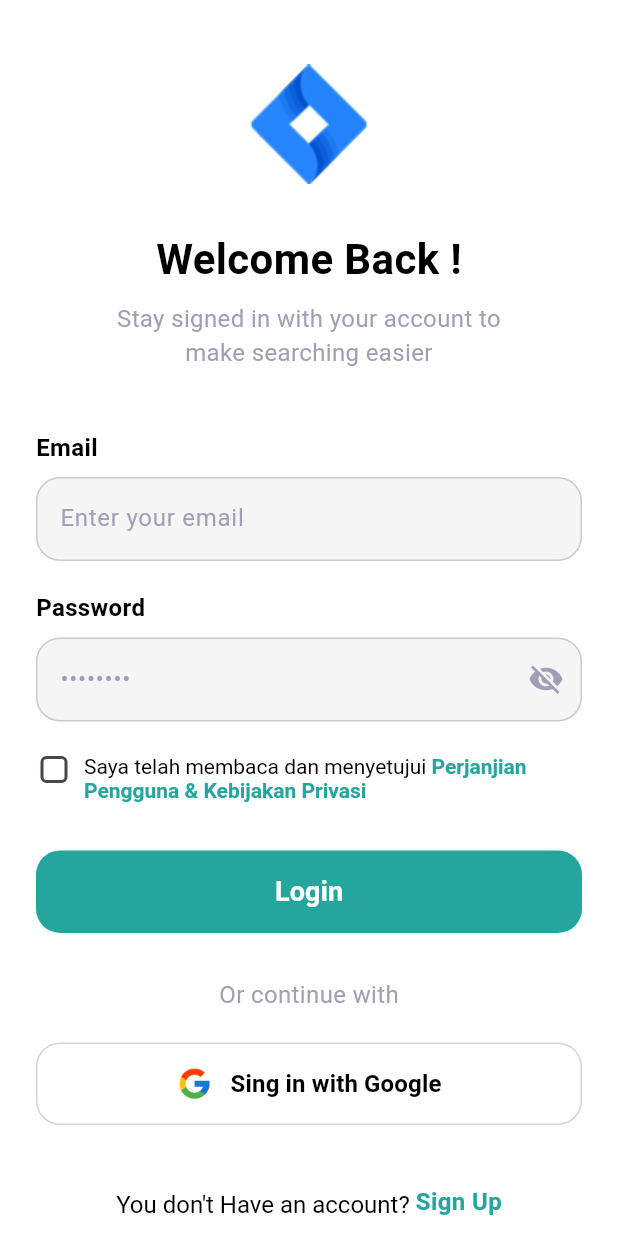
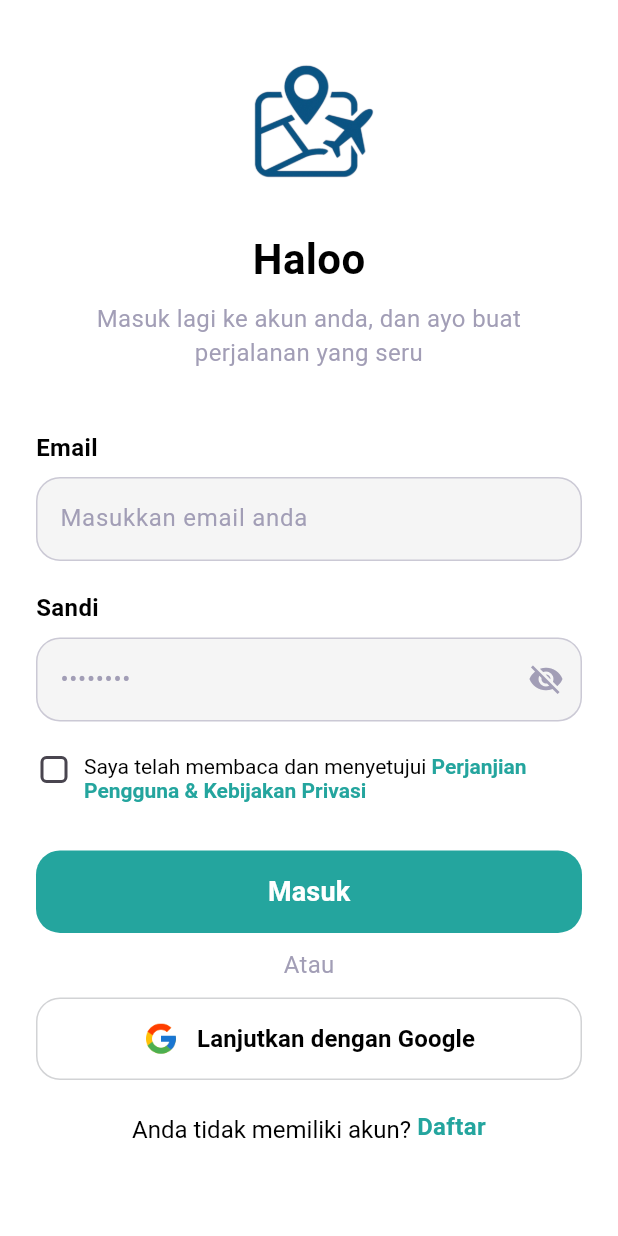
Before and after one commit to BEKUP-CAPSTONE/Traveljoy, a Flutter app: the LoginScreen screen opened by its route, on a phone screen of 412 x 824 dp. Run offline on Flutter 3.47's test engine with Material 3 defaults, Android fonts, the phone set to English and light mode, and no system bars; our stand-ins replace go_router, google_sign_in, shared_preferences, supabase_flutter, webview_flutter; accounts and stored records are empty; statements that could not run were skipped.

```diff
--- a/lib/core/router.dart
+++ b/lib/core/router.dart
@@ -4,6 +4,7 @@ import 'package:traveljoy/providers/auth_provider.dart';
 import 'package:traveljoy/providers/onboarding_provider.dart';
 import 'package:traveljoy/screens/auth/login_screen.dart';
 import 'package:traveljoy/screens/auth/register_screen.dart';
+import 'package:traveljoy/screens/auth/terms_screen.dart';
 import 'package:traveljoy/screens/favorite/favorite_screen.dart';
 import 'package:traveljoy/screens/home/daerah_screen.dart';
 import 'package:traveljoy/screens/home/wisata_daerah_screen.dart';
@@ -23,6 +24,7 @@ class AppRouter {
         GoRoute(path: '/onboarding', builder: (context, state) => const OnboardingScreen()),
         GoRoute(path: '/login', builder: (context, state) => const LoginScreen()),
         GoRoute(path: '/register', builder: (context, state) => const RegisterScreen()),
+        GoRoute(path: '/terms',builder: (context, state) => const TermsScreen()),
         GoRoute(path: '/daerah', builder: (context, state) => const DaerahScreen()),
         GoRoute(path: '/wisata-daerah/:id',
           builder: (context, state) {
--- a/lib/main.dart
+++ b/lib/main.dart
@@ -3,6 +3,7 @@ import 'package:supabase_flutter/supabase_flutter.dart';
 import 'package:provider/provider.dart';
 import 'package:traveljoy/providers/auth_provider.dart';
 import 'package:traveljoy/providers/onboarding_provider.dart';
+import 'package:traveljoy/theme/app_theme.dart';
 import 'core/router.dart';
 import 'providers/wisata_provider.dart';
 import 'providers/itinerary_provider.dart';
@@ -52,6 +53,8 @@ class MyApp extends StatelessWidget {
           return MaterialApp.router(
             debugShowCheckedModeBanner: false,
             routerConfig: router,
+            darkTheme: AppTheme.lightTheme,
+            themeMode: ThemeMode.light,
           );
         },
       ),
--- a/lib/screens/auth/login_screen.dart
+++ b/lib/screens/auth/login_screen.dart
@@ -21,10 +21,7 @@ class _LoginPageState extends State<LoginScreen> {
 
   final OutlineInputBorder _inputBorderStyle = OutlineInputBorder(
     borderRadius: BorderRadius.circular(16),
-    borderSide: BorderSide(
-      color: kHintColor.withOpacity(0.5),
-      width: 1.0,
-    ),
+    borderSide: BorderSide(color: kHintColor.withOpacity(0.5), width: 1.0),
   );
 
   @override
@@ -76,21 +73,24 @@ class _LoginPageState extends State<LoginScreen> {
                   padding: const EdgeInsets.only(top: 10),
                   child: Text(
                     authProvider.errorMessage!,
-                    style: TextStyle(color: kAccentRed, fontWeight: FontWeight.bold),
+                    style: TextStyle(
+                      color: kAccentRed,
+                      fontWeight: FontWeight.bold,
+                    ),
                     textAlign: TextAlign.center,
                   ),
                 ),
 
-              const SizedBox(height: 30),
+              const SizedBox(height: 10),
 
               // Teks "Or continue with"
               _buildOrContinueWithText(),
-              const SizedBox(height: 20),
+              const SizedBox(height: 10),
 
               // Ikon Google Login
               _buildGoogleSignInButton(context),
 
-              const SizedBox(height: 40),
+              const SizedBox(height: 20),
 
               // Tautan Sign Up
               _buildSignUpText(context),
@@ -104,7 +104,7 @@ class _LoginPageState extends State<LoginScreen> {
   Widget _buildMainIcon() {
     return Center(
       child: Image.asset(
-        'assets/images/logo.png',
+        'assets/images/logo_full.png',
         width: 100,
         height: 100,
       ),
@@ -115,7 +115,7 @@ class _LoginPageState extends State<LoginScreen> {
     return Column(
       children: [
         const Text(
-          'Welcome Back !',
+          'Haloo',
           style: TextStyle(
             fontSize: 28,
             fontWeight: FontWeight.bold,
@@ -124,12 +124,9 @@ class _LoginPageState extends State<LoginScreen> {
         ),
         const SizedBox(height: 8),
         Text(
-          'Stay signed in with your account to\nmake searching easier',
+          'Masuk lagi ke akun anda, dan ayo buat perjalanan yang seru',
           textAlign: TextAlign.center,
-          style: TextStyle(
-            fontSize: 16,
-            color: kHintColor,
-          ),
+          style: TextStyle(fontSize: 16, color: kHintColor),
         ),
       ],
     );
@@ -153,7 +150,7 @@ class _LoginPageState extends State<LoginScreen> {
           keyboardType: TextInputType.emailAddress,
           style: const TextStyle(color: kBlack),
           decoration: InputDecoration(
-            hintText: 'Enter your email',
+            hintText: 'Masukkan email anda',
             hintStyle: TextStyle(color: kHintColor),
             filled: true,
             fillColor: const Color(0xFFF5F5F5),
@@ -171,7 +168,7 @@ class _LoginPageState extends State<LoginScreen> {
       crossAxisAlignment: CrossAxisAlignment.start,
       children: [
         const Text(
-          'Password',
+          'Sandi',
           style: TextStyle(
             fontWeight: FontWeight.bold,
             fontSize: 16,
@@ -210,21 +207,12 @@ class _LoginPageState extends State<LoginScreen> {
   }
 
   Widget _buildTermsAndConditions() {
-    const TextStyle defaultStyle = TextStyle(
-      fontSize: 14,
-      color: kBlack,
-    );
+    const TextStyle defaultStyle = TextStyle(fontSize: 14, color: kBlack);
     final TextStyle linkStyle = TextStyle(
       color: kTeal,
       fontWeight: FontWeight.w600,
       fontSize: 14,
     );
-
-    // Fungsi "Perjanjian Pengguna & Kebijakan Privasi"
-    void handleLinkTap(String link) {
-      debugPrint('Navigasi ke link: $link');
-      //
-    }
 
     return Row(
       mainAxisAlignment: MainAxisAlignment.start,
@@ -260,7 +248,11 @@ class _LoginPageState extends State<LoginScreen> {
                   TextSpan(
                     text: 'Perjanjian Pengguna & Kebijakan Privasi',
                     style: linkStyle,
-                    recognizer: TapGestureRecognizer()..onTap = () => handleLinkTap('Perjanjian & Kebijakan'),
+                    recognizer: TapGestureRecognizer()
+                      ..onTap = () {
+                        debugPrint("Navigasi ke halaman Terms");
+                        context.push('/terms');
+                      },
                   ),
                 ],
               ),
@@ -273,10 +265,15 @@ class _LoginPageState extends State<LoginScreen> {
 
   Widget _buildLoginButton(BuildContext context, AuthProvider authProvider) {
     return ElevatedButton(
-      onPressed: authProvider.isLoading ? null : () async {
-        if (_emailController.text.isEmpty || _passwordController.text.isEmpty) {
+      onPressed: authProvider.isLoading
+          ? null
+          : () async {
+              if (_emailController.text.isEmpty ||
+                  _passwordController.text.isEmpty) {
                 ScaffoldMessenger.of(context).showSnackBar(
-            const SnackBar(content: Text('Email dan Password wajib diisi.')),
+                  const SnackBar(
+                    content: Text('Email dan Password wajib diisi.'),
+                  ),
                 );
                 return;
               }
@@ -289,9 +286,7 @@ class _LoginPageState extends State<LoginScreen> {
       style: ElevatedButton.styleFrom(
         backgroundColor: kTeal,
         minimumSize: const Size(double.infinity, 55),
-        shape: RoundedRectangleBorder(
-          borderRadius: BorderRadius.circular(16),
-        ),
+        shape: RoundedRectangleBorder(borderRadius: BorderRadius.circular(16)),
         elevation: 0,
       ),
       child: authProvider.isLoading
@@ -301,7 +296,7 @@ class _LoginPageState extends State<LoginScreen> {
               child: CircularProgressIndicator(color: kWhite, strokeWidth: 3),
             )
           : const Text(
-        'Login',
+              'Masuk',
               style: TextStyle(
                 fontSize: 18,
                 fontWeight: FontWeight.bold,
@@ -313,27 +308,28 @@ class _LoginPageState extends State<LoginScreen> {
 
   Widget _buildOrContinueWithText() {
     return const Center(
-      child: Text(
-        'Or continue with',
-        style: TextStyle(
-          color: kHintColor,
-          fontSize: 16,
-        ),
-      ),
+      child: Text('Atau', style: TextStyle(color: kHintColor, fontSize: 16)),
     );
   }
 
   Widget _buildGoogleSignInButton(BuildContext context) {
     return OutlinedButton(
-      onPressed: () {
-        // Logic Sign in with Google
+      onPressed: () async {
+        final auth = context.read<AuthProvider>();
+        final success = await auth.signInWithGoogle();
+
+        if (success) {
+          context.go('/'); // langsung ke home
+        } else {
+          ScaffoldMessenger.of(context).showSnackBar(
+            SnackBar(content: Text(auth.errorMessage ?? 'Login Google gagal')),
+          );
+        }
       },
       style: OutlinedButton.styleFrom(
         minimumSize: const Size(double.infinity, 55),
         side: BorderSide(color: kNeutralGrey.withOpacity(0.5), width: 1),
-        shape: RoundedRectangleBorder(
-          borderRadius: BorderRadius.circular(16),
-        ),
+        shape: RoundedRectangleBorder(borderRadius: BorderRadius.circular(16)),
         backgroundColor: kWhite,
       ),
       child: Row(
@@ -342,7 +338,7 @@ class _LoginPageState extends State<LoginScreen> {
           Image.asset('assets/images/icons-google.png', height: 24),
           const SizedBox(width: 12),
           Text(
-            'Sing in with Google',
+            'Lanjutkan dengan Google',
             style: TextStyle(
               fontSize: 16,
               fontWeight: FontWeight.w600,
@@ -359,11 +355,8 @@ class _LoginPageState extends State<LoginScreen> {
       child: RichText(
         textAlign: TextAlign.center,
         text: TextSpan(
-          text: "You don't Have an account? ",
-          style: TextStyle(
-            color: kBlack,
-            fontSize: 16,
-          ),
+          text: "Anda tidak memiliki akun? ",
+          style: TextStyle(color: kBlack, fontSize: 16),
           children: <InlineSpan>[
             WidgetSpan(
               child: InkWell(
@@ -371,7 +364,7 @@ class _LoginPageState extends State<LoginScreen> {
                   context.go('/register');
                 },
                 child: Text(
-                  'Sign Up',
+                  'Daftar',
                   style: TextStyle(
                     color: kTeal,
                     fontWeight: FontWeight.bold,
--- a/lib/screens/auth/register_screen.dart
+++ b/lib/screens/auth/register_screen.dart
@@ -53,7 +53,7 @@ class _RegisterScreenState extends State<RegisterScreen> {
               // Input Email
               _buildInputField(
                 label: 'Email',
-                hint: 'Enter your email',
+                hint: 'Masukkan Email Anda',
                 keyboardType: TextInputType.emailAddress,
                 controller: _emailController,
               ),
@@ -61,7 +61,7 @@ class _RegisterScreenState extends State<RegisterScreen> {
 
               // Input Password
               _buildPasswordField(
-                label: 'Password',
+                label: 'Sandi',
                 controller: _passwordController,
                 isPasswordVisible: _isPasswordVisible,
                 onToggleVisibility: (isVisible) {
@@ -74,7 +74,7 @@ class _RegisterScreenState extends State<RegisterScreen> {
 
               // Re-type Password
               _buildPasswordField(
-                label: 'Re-type Password',
+                label: 'Ulangi Sandi anda',
                 controller: _retypePasswordController,
                 isPasswordVisible: _isRetypePasswordVisible,
                 onToggleVisibility: (isVisible) {
@@ -98,16 +98,16 @@ class _RegisterScreenState extends State<RegisterScreen> {
                   ),
                 ),
 
-              const SizedBox(height: 30),
+              const SizedBox(height: 10),
 
               // Teks "Or continue with"
               _buildOrContinueWithText(),
-              const SizedBox(height: 20),
+              const SizedBox(height: 10),
 
               // Tombol Google Sign Up
               _buildGoogleSignInButton(context),
 
-              const SizedBox(height: 40),
+              const SizedBox(height: 20),
 
               // Tautan Sign In
               _buildSignUpText(context),
@@ -118,10 +118,10 @@ class _RegisterScreenState extends State<RegisterScreen> {
     );
   }
 
-  Widget _buildMainIcon() {
+  Widget  _buildMainIcon() {
     return Center(
       child: Image.asset(
-        'assets/images/logo.png',
+        'assets/images/logo_full.png',
         width: 100,
         height: 100,
       ),
@@ -132,7 +132,7 @@ class _RegisterScreenState extends State<RegisterScreen> {
     return Column(
       children: [
         Text(
-          'Let\'s Get Started',
+          'Daftar yuk',
           style: TextStyle(
             fontSize: 28,
             fontWeight: FontWeight.bold,
@@ -141,7 +141,7 @@ class _RegisterScreenState extends State<RegisterScreen> {
         ),
         const SizedBox(height: 8),
         Text(
-          'create your new account and find\nmore beautiful destinations',
+          'Temukan berbagai perjalanan wisata menarik hanya dalam genggamanmu!',
           textAlign: TextAlign.center,
           style: TextStyle(
             fontSize: 16,
@@ -287,7 +287,7 @@ class _RegisterScreenState extends State<RegisterScreen> {
         child: CircularProgressIndicator(color: kWhite, strokeWidth: 3),
       )
           : const Text(
-        'Sing Up',
+        'Daftar',
         style: TextStyle(
           fontSize: 18,
           fontWeight: FontWeight.bold,
@@ -300,7 +300,7 @@ class _RegisterScreenState extends State<RegisterScreen> {
   Widget _buildOrContinueWithText() {
     return const Center(
       child: Text(
-        'Or continue with',
+        'Atau',
         style: TextStyle(
           color: kHintColor,
           fontSize: 16,
@@ -311,8 +311,17 @@ class _RegisterScreenState extends State<RegisterScreen> {
 
   Widget _buildGoogleSignInButton(BuildContext context) {
     return OutlinedButton(
-      onPressed: () {
-        // Logic Sign in with Google
+      onPressed: () async {
+        final auth = context.read<AuthProvider>();
+        final success = await auth.signInWithGoogle();
+
+        if (success) {
+          context.go('/login'); // langsung ke home
+        } else {
+          ScaffoldMessenger.of(context).showSnackBar(
+            SnackBar(content: Text(auth.errorMessage ?? 'Login Google gagal')),
+          );
+        }
       },
       style: OutlinedButton.styleFrom(
         minimumSize: const Size(double.infinity, 55),
@@ -328,7 +337,7 @@ class _RegisterScreenState extends State<RegisterScreen> {
           Image.asset('assets/images/icons-google.png', height: 24),
           const SizedBox(width: 12),
           Text(
-            'Sing up with Google',
+            'Lanjutkan dengan Google',
             style: TextStyle(
               fontSize: 16,
               fontWeight: FontWeight.w600,
@@ -345,7 +354,7 @@ class _RegisterScreenState extends State<RegisterScreen> {
       child: RichText(
         textAlign: TextAlign.center,
         text: TextSpan(
-          text: "Already have an account? ",
+          text: "Sudah memiliki akun? ",
           style: TextStyle(
             color: kBlack,
             fontSize: 16,
@@ -357,7 +366,7 @@ class _RegisterScreenState extends State<RegisterScreen> {
                   context.go('/login');
                 },
                 child: Text(
-                  'Sign In',
+                  'Masuk',
                   style: TextStyle(
                     color: kTeal,
                     fontWeight: FontWeight.bold,
--- a/lib/theme/app_theme.dart
+++ b/lib/theme/app_theme.dart
@@ -0,0 +1,100 @@
+import 'package:flutter/material.dart';
+
+class AppTheme {
+  static const Color primaryColor = Colors.white;
+  static const Color secondaryColor = Color(0xFF006989);
+
+  static ThemeData lightTheme = ThemeData(
+    useMaterial3: true,
+    brightness: Brightness.light,
+    primaryColor: primaryColor,
+    scaffoldBackgroundColor: primaryColor,
+    colorScheme: ColorScheme.fromSeed(
+      seedColor: secondaryColor,
+      primary: secondaryColor,
+      secondary: secondaryColor,
+      surface: Colors.white,
+      background: Colors.white,
+      brightness: Brightness.light,
+    ),
+
+    // AppBar
+    appBarTheme: const AppBarTheme(
+      backgroundColor: primaryColor,
+      foregroundColor: secondaryColor,
+      elevation: 0,
+      centerTitle: true,
+      titleTextStyle: TextStyle(
+        color: secondaryColor,
+        fontWeight: FontWeight.bold,
+        fontSize: 20,
+      ),
+    ),
+
+    // ElevatedButton
+    elevatedButtonTheme: ElevatedButtonThemeData(
+      style: ElevatedButton.styleFrom(
+        backgroundColor: secondaryColor,
+        foregroundColor: Colors.white,
+        shape: RoundedRectangleBorder(
+          borderRadius: BorderRadius.circular(12),
+        ),
+        padding: const EdgeInsets.symmetric(horizontal: 20, vertical: 14),
+        textStyle: const TextStyle(fontWeight: FontWeight.w600),
+      ),
+    ),
+
+    // TextButton
+    textButtonTheme: TextButtonThemeData(
+      style: TextButton.styleFrom(
+        foregroundColor: secondaryColor,
+        textStyle: const TextStyle(fontWeight: FontWeight.w500),
+      ),
+    ),
+
+    // Floating Action Button
+    floatingActionButtonTheme: const FloatingActionButtonThemeData(
+      backgroundColor: secondaryColor,
+      foregroundColor: Colors.white,
+    ),
+
+    // TextField, InputDecoration
+    inputDecorationTheme: InputDecorationTheme(
+      filled: true,
+      fillColor: Colors.grey.shade50,
+      focusedBorder: OutlineInputBorder(
+        borderSide: const BorderSide(color: secondaryColor, width: 2),
+        borderRadius: BorderRadius.circular(10),
+      ),
+      enabledBorder: OutlineInputBorder(
+        borderSide: BorderSide(color: Colors.grey.shade300),
+        borderRadius: BorderRadius.circular(10),
+      ),
+      labelStyle: const TextStyle(color: secondaryColor),
+      hintStyle: TextStyle(color: Colors.grey.shade500),
+      contentPadding: const EdgeInsets.symmetric(horizontal: 14, vertical: 12),
+    ),
+
+    // Cursor dan teks
+    textSelectionTheme: const TextSelectionThemeData(
+      cursorColor: secondaryColor,
+      selectionColor: Color(0x33006989),
+      selectionHandleColor: secondaryColor,
+    ),
+
+    // Icon
+    iconTheme: const IconThemeData(color: secondaryColor),
+
+    // Checkbox, Radio, Switch
+    checkboxTheme: CheckboxThemeData(
+      fillColor: WidgetStateProperty.all(secondaryColor),
+    ),
+    radioTheme: RadioThemeData(
+      fillColor: WidgetStateProperty.all(secondaryColor),
+    ),
+    switchTheme: SwitchThemeData(
+      thumbColor: WidgetStateProperty.all(secondaryColor),
+      trackColor: WidgetStateProperty.all(secondaryColor.withOpacity(0.4)),
+    ),
+  );
+}
--- a/pubspec.yaml
+++ b/pubspec.yaml
@@ -38,6 +38,7 @@ dependencies:
   provider: ^6.1.5+1
   go_router: ^16.2.4
   google_sign_in: ^7.2.0
+  webview_flutter: ^4.13.0
 
 dev_dependencies:
   flutter_test:
@@ -71,6 +72,8 @@ flutter:
     - assets/images/onboarding2.jpeg
     - assets/images/onboarding3.jpeg
     - assets/images/wisataDefault.png
+    - assets/images/logo_traveljoy.png
+    - assets/images/logo_full.png
 
 
   # An image asset can refer to one or more resolution-specific "variants", see
```
Also changed, not shown: lib/screens/auth/terms_screen.dart (added, +55 -0 lines), assets/images/logo_full.png (added), assets/images/logo_traveljoy.png (added), 2 other files. Lines whose indentation alone changed are shown as unchanged.
